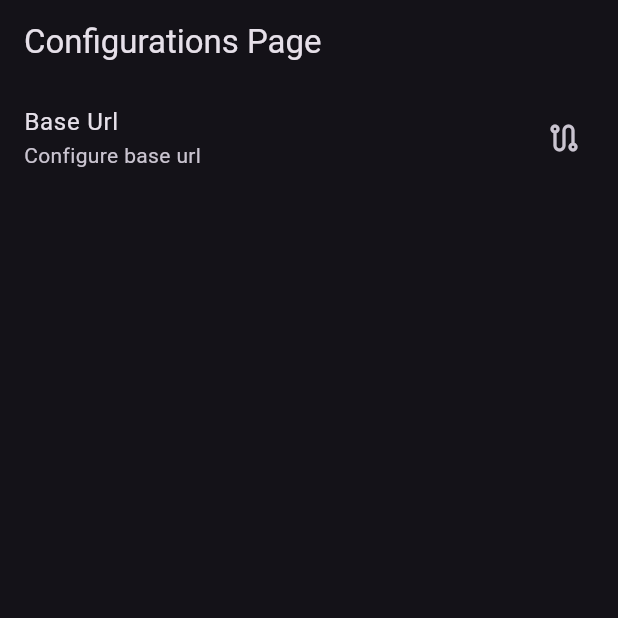
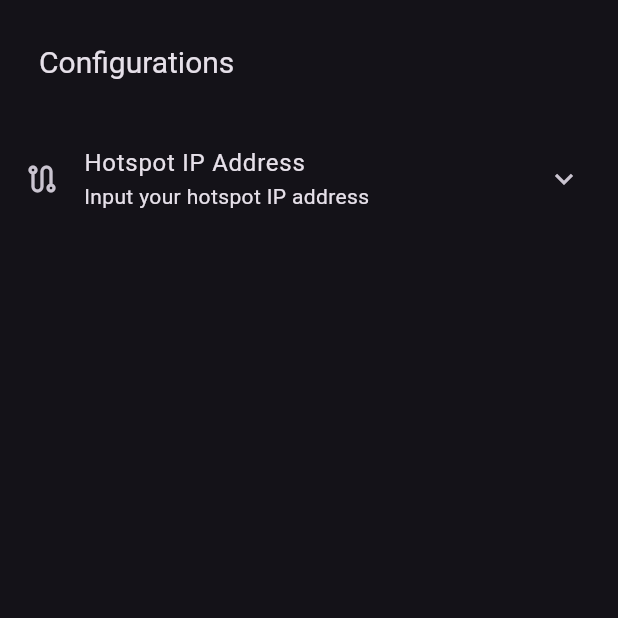
Before and after one commit to code-ventage/ia-final-project-front, a Flutter app: the ConfigurationsPage screen opened by its route, on a phone screen of 412 x 824 dp, the top half of it. Run offline on Flutter 3.47's test engine with Material 3 defaults, Android fonts, the phone set to English and light mode, and no system bars; our stand-ins replace bloc, dio, equatable, flutter_bloc, get_it, go_router and 1 more; missing offline and left inert: dart:ffi, network_info_plus.

Commit message:
fix: remove base url view from configuration settings

```diff
--- a/lib/number_translator/presentation/pages/configurations/configurations_page.dart
+++ b/lib/number_translator/presentation/pages/configurations/configurations_page.dart
@@ -7,20 +7,45 @@
 
   @override
   Widget build(BuildContext context) {
+    final height = MediaQuery.of(context).size.height;
 
     return Scaffold(
       appBar: AppBar(
-        title: const Text('Configurations Page'),
+        title: const Padding(
+          padding: EdgeInsets.only(left: 10.0),
+          child: Text('Configurations', style: TextStyle(fontSize: 20)),
+        ),
+        toolbarHeight: height * 0.1,
       ),
       body: Column(
         children: [
-          ListTile(
-            title: const Text('Base Url'),
-            subtitle: const Text('Configure base url'),
-            trailing: const Icon( Icons.route_outlined ),
-            onTap: () {
-              context.pushNamed(Routes.baseUrl.name);
-            },
+          ExpansionTile(
+            leading: const Icon( Icons.route_outlined ),
+            title: const Text('Hotspot IP Address'),
+            subtitle: const Text('Input your hotspot IP address'),
+            children: [
+              Padding(
+                padding: const EdgeInsets.symmetric(horizontal: 20),
+                child: TextFormField(
+                  decoration: InputDecoration(
+                    suffix: IconButton(
+                      icon: const Icon(Icons.save),
+                      onPressed: () {},
+                    ),
+                    border: OutlineInputBorder(
+                      borderSide: BorderSide(
+                        color: Theme.of(context).colorScheme.secondary,
+                      ),
+                    ),
+                    focusedBorder: OutlineInputBorder(
+                      borderSide: BorderSide(
+                        color: Theme.of(context).colorScheme.secondary,
+                      ),
+                    ),
+                  ),
+                ),
+              )
+            ],
           )
         ],
       ),
```
